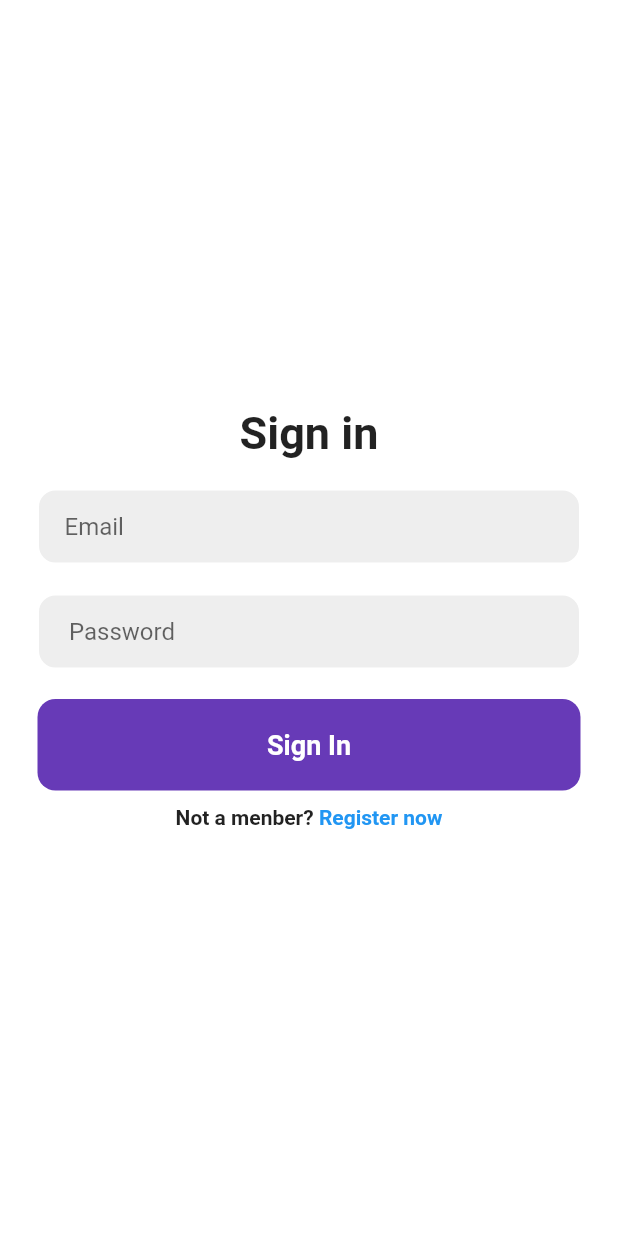
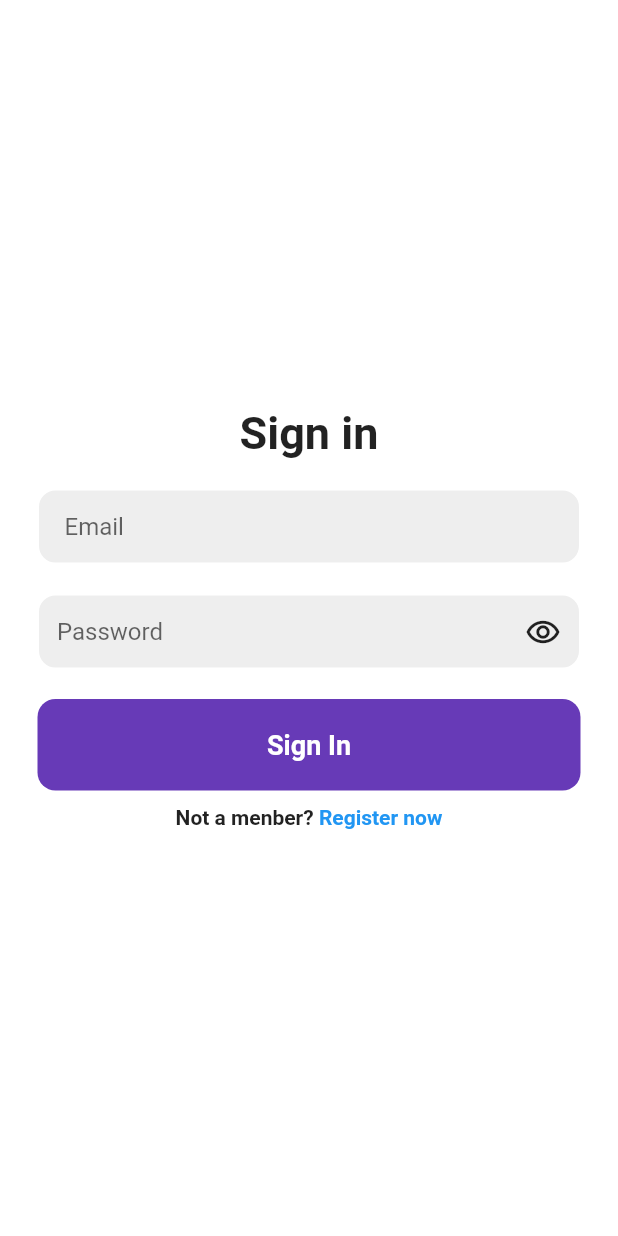
Before and after one commit to minhphan46/Loggin_fuction_Flutter, a Flutter app: the screen it shows after launch, on a phone screen of 412 x 824 dp. Run offline on Flutter 3.47's test engine with Material 2 defaults, Android fonts, the phone set to English and light mode, and no system bars; our stand-ins replace firebase_core, lottie; accounts and stored records are empty.

Commit message:
add show or hide password

```diff
--- a/lib/screens/loggin_screen.dart
+++ b/lib/screens/loggin_screen.dart
@@ -9,6 +9,7 @@ class LogginScreen extends StatefulWidget {
 }
 
 class _LogginScreenState extends State<LogginScreen> {
+  bool showText = true;
   @override
   Widget build(BuildContext context) {
     return Scaffold(
@@ -59,15 +60,30 @@ class _LogginScreenState extends State<LogginScreen> {
                   border: Border.all(color: Colors.white),
                   borderRadius: BorderRadius.circular(12),
                 ),
-                child: Padding(
-                  padding: const EdgeInsets.only(left: 20),
-                  child: TextField(
-                    obscureText: true,
-                    decoration: InputDecoration(
-                      border: InputBorder.none,
-                      hintText: "Password",
+                child: Row(
+                  mainAxisAlignment: MainAxisAlignment.start,
+                  children: [
+                    SizedBox(width: 12),
+                    Flexible(
+                      child: TextField(
+                        obscureText: showText,
+                        decoration: InputDecoration(
+                          border: InputBorder.none,
+                          hintText: "Password",
+                        ),
+                      ),
                     ),
-                  ),
+                    IconButton(
+                      onPressed: () {
+                        setState(() {
+                          showText ? showText = false : showText = true;
+                        });
+                      },
+                      icon: Icon(showText
+                          ? Icons.remove_red_eye_outlined
+                          : Icons.remove_red_eye),
+                    ),
+                  ],
                 ),
               ),
             ),
```
